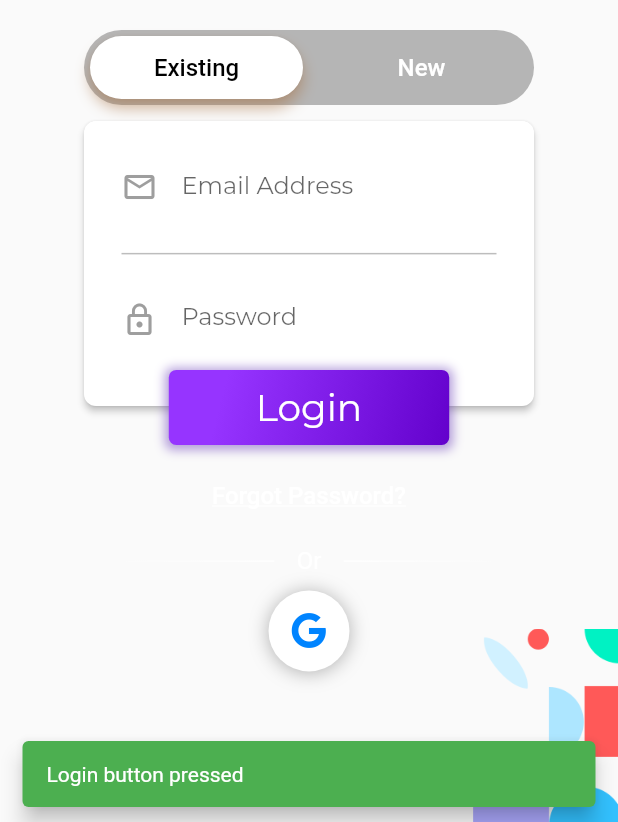
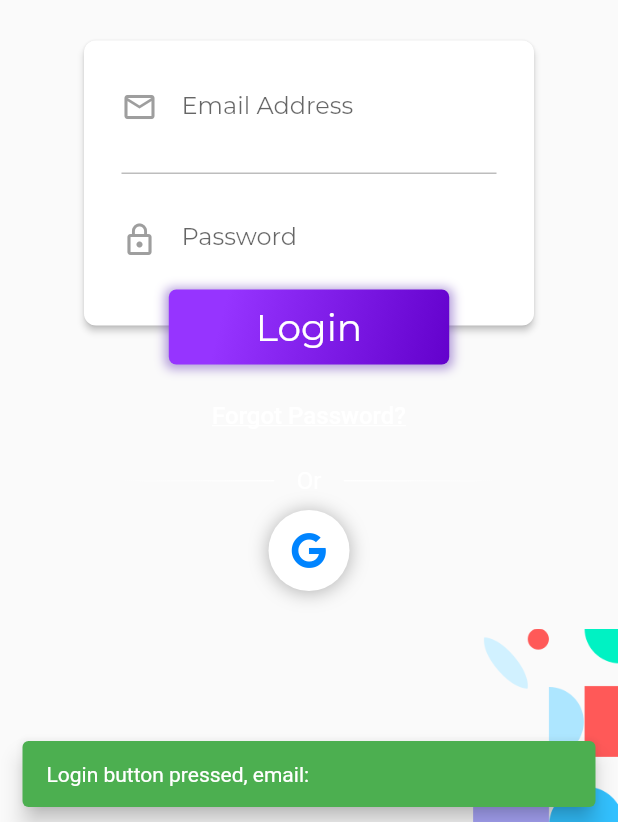
Before and after one commit to StevenRC2510/flutter-app, a Flutter app: the screen it shows after launch, after a tap on "Login", on a phone screen of 412 x 824 dp, the part 414-1236 px from its top. Run offline on Flutter 3.47's test engine with Material 2 defaults, Android fonts, the phone set to English and light mode, and no system bars; our stand-ins replace flutter_svg, font_awesome_flutter; missing offline and left inert: dart:ffi, generic_bloc_provider; accounts and stored records are empty; Roboto replaces fonts that are missing (WorkSansMedium, WorkSansSemiBold).

Commit message:
fix form login

```diff
--- a/lib/User/ui/screens/login.dart
+++ b/lib/User/ui/screens/login.dart
@@ -1,3 +1,4 @@
+import 'package:flutter/foundation.dart';
 import 'package:flutter/material.dart';
 
 import 'package:font_awesome_flutter/font_awesome_flutter.dart';
@@ -12,8 +13,10 @@ class SignIn extends StatefulWidget {
 }
 
 class _SignInState extends State<SignIn> {
-  TextEditingController loginEmailController = TextEditingController();
-  TextEditingController loginPasswordController = TextEditingController();
+  final GlobalKey<FormState> _formKey = new GlobalKey<FormState>();
+
+  String _email = '';
+  String _password = '';
 
   final FocusNode focusNodeEmail = FocusNode();
   final FocusNode focusNodePassword = FocusNode();
@@ -42,17 +45,19 @@ class _SignInState extends State<SignIn> {
                 shape: RoundedRectangleBorder(
                   borderRadius: BorderRadius.circular(8.0),
                 ),
-                child: Container(
+                child: SizedBox(
                   width: 300.0,
                   height: 190.0,
+                  child: Form(
+                    key: _formKey,
                     child: Column(
                       children: <Widget>[
                         Padding(
                           padding: const EdgeInsets.only(
                               top: 20.0, bottom: 20.0, left: 25.0, right: 25.0),
-                        child: TextField(
+                          child: TextFormField(
+                            initialValue: '',
                             focusNode: focusNodeEmail,
-                          controller: loginEmailController,
                             keyboardType: TextInputType.emailAddress,
                             style: const TextStyle(
                                 fontFamily: 'Monserrat',
@@ -69,7 +74,10 @@ class _SignInState extends State<SignIn> {
                               hintStyle: TextStyle(
                                   fontFamily: 'Monserrat', fontSize: 16.0),
                             ),
-                          onSubmitted: (_) {
+                            onSaved: (String? email) {
+                              _email = email ?? '';
+                            },
+                            onFieldSubmitted: (_) {
                               focusNodePassword.requestFocus();
                             },
                           ),
@@ -82,9 +90,8 @@ class _SignInState extends State<SignIn> {
                         Padding(
                           padding: const EdgeInsets.only(
                               top: 20.0, bottom: 20.0, left: 25.0, right: 25.0),
-                        child: TextField(
+                          child: TextFormField(
                             focusNode: focusNodePassword,
-                          controller: loginPasswordController,
                             obscureText: _obscureTextPassword,
                             style: const TextStyle(
                                 fontFamily: 'Monserrat',
@@ -111,13 +118,17 @@ class _SignInState extends State<SignIn> {
                                 ),
                               ),
                             ),
-                          onSubmitted: (_) {
+                            onSaved: (String? password) {
+                              _password = password ?? '';
+                            },
+                            onFieldSubmitted: (_) {
                               _toggleSignInButton();
                             },
                             textInputAction: TextInputAction.go,
                           ),
                         ),
                       ],
+                    ),
                   ),
                 ),
               ),
@@ -183,8 +194,7 @@ class _SignInState extends State<SignIn> {
                           fontFamily: 'Monserrat'),
                     ),
                   ),
-                  onPressed: () => CustomSnackBar(
-                      context, const Text('Login button pressed')),
+                  onPressed: _toggleSignInButton,
                 ),
               )
             ],
@@ -287,7 +297,13 @@ class _SignInState extends State<SignIn> {
   }
 
   void _toggleSignInButton() {
-    CustomSnackBar(context, const Text('Login button pressed'));
+    _formKey.currentState?.save();
+    if (kDebugMode) {
+      print(_email);
+      print('click');
+    }
+    dynamic share = _email;
+    CustomSnackBar(context, Text('Login button pressed, email: ${share}'));
   }
 
   void _toggleLogin() {
--- a/lib/User/ui/screens/sign_in_screen.dart
+++ b/lib/User/ui/screens/sign_in_screen.dart
@@ -88,7 +88,7 @@ class _SignInScreen extends State<SignInScreen> {
           AnimatedPositioned(
             duration: const Duration(milliseconds: 500),
             curve: Curves.easeOutQuad,
-              top: keyboardOpen ? -size.height / 3.7 : 0.0,
+            top: keyboardOpen ? -size.height * 0.1 : 0.0,
             child: Column(
               mainAxisAlignment: MainAxisAlignment.center,
               children: [
@@ -104,51 +104,11 @@ class _SignInScreen extends State<SignInScreen> {
                   height: 50.0,
                 ),
                 Image.asset(logoPath),
-                  Padding(
-                    padding: const EdgeInsets.only(top: 20.0),
-                    child: CustomToggle(
-                        pageController: pageController,
-                        titleLeft: 'LOGIN',
-                        titleRight: 'SIGN UP',
-                        isLeft: isLeft),
-                  ),
-                ],
-              )),
-          Column(
-            mainAxisAlignment: MainAxisAlignment.center,
-            children: <Widget>[
-              SizedBox(height: size.height / 2.5),
-              Expanded(
-                flex: 2,
-                child: PageView(
-                  controller: pageController,
-                  physics: const ClampingScrollPhysics(),
-                  onPageChanged: (int i) {
-                    FocusScope.of(context).requestFocus(FocusNode());
-                    if (i == 0) {
-                      setState(() {
-                        isLeft = true;
-                      });
-                    } else if (i == 1) {
-                      setState(() {
-                        isLeft = false;
-                      });
-                    }
-                  },
-                  children: <Widget>[
-                    ConstrainedBox(
-                      constraints: const BoxConstraints.expand(),
-                      child: const SignIn(),
-                    ),
-                    ConstrainedBox(
-                      constraints: const BoxConstraints.expand(),
-                      child: const SignUp(),
-                    ),
+                SignIn()
               ],
             ),
           ),
-            ],
-          )
+          // Positioned(bottom: 30, child: SignIn()),
         ],
       ),
     );
```
Also changed, not shown: 1 other file. Lines whose indentation alone changed are shown as unchanged.
